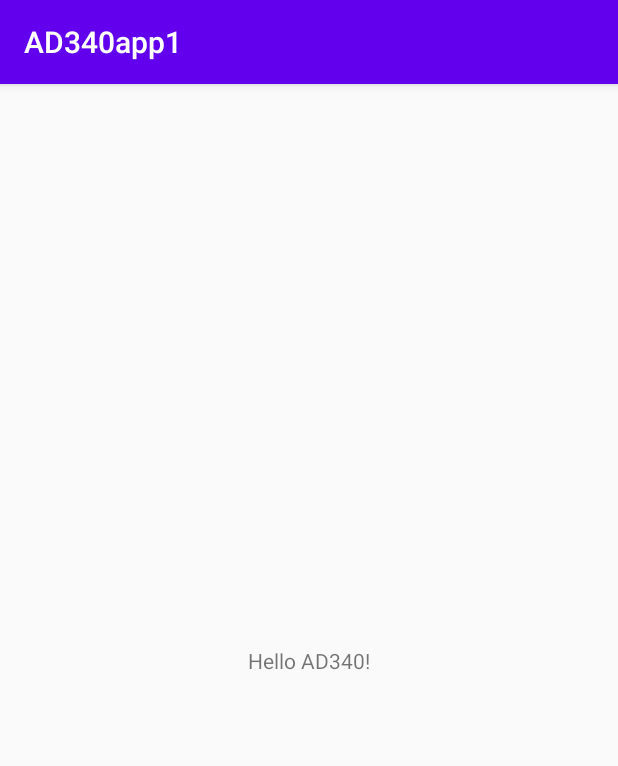
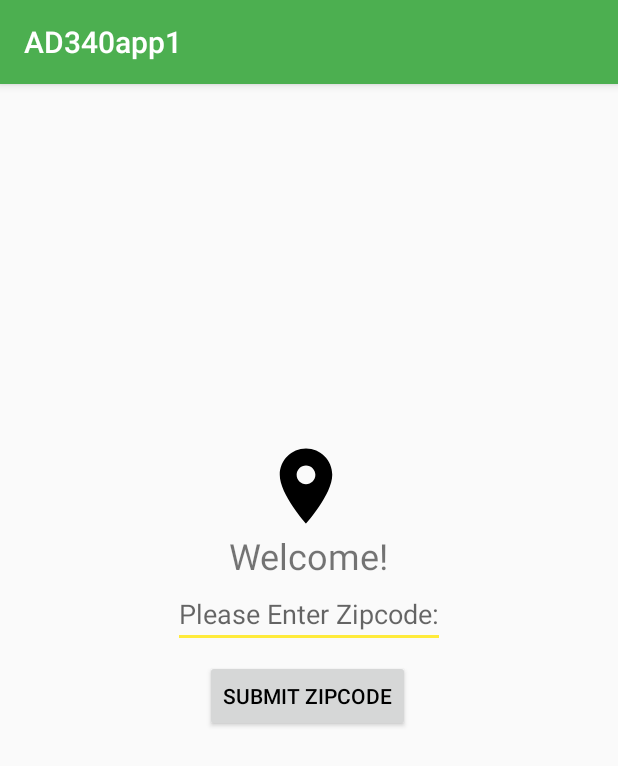
Before and after one commit to AlexSuth/AD340, an Android app: the screen it shows after launch (MainActivity), on a phone screen of 412 x 824 dp. Shown: the top 766 px of the screen. Run offline under Robolectric (Android 15) with nearby library versions, the phone set to English and light mode, and no system bars.

Commit message:
Created assignment 2. Working text edit with submit button. Displays zipcode if input is 5 characters, and throws different errors for too long and too short. Did some color customization and messed with dimensions as well.

```diff
--- a/app/app/src/main/java/com/AlexSuth/ad340app1/MainActivity.kt
+++ b/app/app/src/main/java/com/AlexSuth/ad340app1/MainActivity.kt
@@ -2,11 +2,31 @@ package com.AlexSuth.ad340app1
 
 import androidx.appcompat.app.AppCompatActivity
 import android.os.Bundle
+import android.widget.Button
+import android.widget.EditText
+import android.widget.Toast
 
 class MainActivity : AppCompatActivity() {
 
     override fun onCreate(savedInstanceState: Bundle?) {
         super.onCreate(savedInstanceState)
         setContentView(R.layout.activity_main)
+
+        val zipcodeEditText: EditText = findViewById(R.id.zipcodeEditText)
+        val enterButton: Button = findViewById(R.id.enterButton)
+
+        enterButton.setOnClickListener {
+            val zipcode: String = zipcodeEditText.text.toString()
+
+            if (zipcode.length >5){
+                Toast.makeText(this, R.string.zip_error_long, Toast.LENGTH_SHORT).show()
+            }else if (zipcode.length <5){
+                Toast.makeText(this, R.string.zip_error_short, Toast.LENGTH_SHORT).show()
+            }else {
+                Toast.makeText(this, "Thanks! Your zipcode is: " + zipcode , Toast.LENGTH_SHORT).show()
+            }
+        }
+
     }
+
 }
--- /dev/null
+++ b/app/app/src/main/res/drawable/ic_location_on_black_24dp.xml
@@ -0,0 +1,9 @@
+<vector xmlns:android="http://schemas.android.com/apk/res/android"
+        android:width="24dp"
+        android:height="24dp"
+        android:viewportWidth="24.0"
+        android:viewportHeight="24.0">
+    <path
+        android:fillColor="#FF000000"
+        android:pathData="M12,2C8.13,2 5,5.13 5,9c0,5.25 7,13 7,13s7,-7.75 7,-13c0,-3.87 -3.13,-7 -7,-7zM12,11.5c-1.38,0 -2.5,-1.12 -2.5,-2.5s1.12,-2.5 2.5,-2.5 2.5,1.12 2.5,2.5 -1.12,2.5 -2.5,2.5z"/>
+</vector>
--- a/app/app/src/main/res/layout/activity_main.xml
+++ b/app/app/src/main/res/layout/activity_main.xml
@@ -6,13 +6,52 @@
     android:layout_height="match_parent"
     tools:context=".MainActivity">
 
-    <TextView
+
+    <ImageView
+        android:id="@+id/imageView"
+        android:layout_width="60dp"
+        android:layout_height="60dp"
+        android:src="@drawable/ic_location_on_black_24dp"
+        app:layout_constraintBottom_toTopOf="@+id/title"
+        app:layout_constraintEnd_toEndOf="parent"
+        app:layout_constraintHorizontal_bias="0.495"
+        app:layout_constraintStart_toStartOf="parent" />
+
+    <EditText
+        android:id="@+id/zipcodeEditText"
         android:layout_width="wrap_content"
         android:layout_height="wrap_content"
-        android:text="Hello AD340!"
+        android:layout_marginBottom="8dp"
+        android:hint="Please Enter Zipcode:"
+        android:inputType="number"
+        app:layout_constraintBottom_toTopOf="@+id/enterButton"
+        app:layout_constraintEnd_toEndOf="parent"
+        app:layout_constraintStart_toStartOf="parent" />
+
+    <Button
+        android:id="@+id/enterButton"
+        android:layout_width="wrap_content"
+        android:layout_height="wrap_content"
+        android:layout_marginBottom="336dp"
+        android:text="Submit Zipcode"
+        android:textColor="#000000"
+        android:textColorHint="#CF1111"
+
         app:layout_constraintBottom_toBottomOf="parent"
-        app:layout_constraintLeft_toLeftOf="parent"
-        app:layout_constraintRight_toRightOf="parent"
-        app:layout_constraintTop_toTopOf="parent" />
+        app:layout_constraintEnd_toEndOf="@+id/zipcodeEditText"
+        app:layout_constraintHorizontal_bias="0.481"
+        app:layout_constraintStart_toStartOf="@+id/zipcodeEditText" />
+
+
+    <TextView
+        android:id="@+id/title"
+        android:layout_width="wrap_content"
+        android:layout_height="wrap_content"
+        android:text="Welcome!"
+        android:textSize="@dimen/title_text_height"
+        app:layout_constraintBottom_toTopOf="@+id/zipcodeEditText"
+        app:layout_constraintEnd_toEndOf="@+id/zipcodeEditText"
+        app:layout_constraintStart_toStartOf="@+id/zipcodeEditText" />
+
 
 </androidx.constraintlayout.widget.ConstraintLayout>
--- a/app/app/src/main/res/values/colors.xml
+++ b/app/app/src/main/res/values/colors.xml
@@ -1,6 +1,6 @@
 <?xml version="1.0" encoding="utf-8"?>
 <resources>
-    <color name="colorPrimary">#6200EE</color>
-    <color name="colorPrimaryDark">#3700B3</color>
-    <color name="colorAccent">#03DAC5</color>
+    <color name="colorPrimary">#4CAF50</color>
+    <color name="colorPrimaryDark">#204A21</color>
+    <color name="colorAccent">#FFEB3B</color>
 </resources>
--- /dev/null
+++ b/app/app/src/main/res/values/dimens.xml
@@ -0,0 +1,4 @@
+<?xml version="1.0" encoding="utf-8"?>
+<resources>
+    <dimen name="title_text_height">24sp</dimen>
+</resources>
--- a/app/app/src/main/res/values/strings.xml
+++ b/app/app/src/main/res/values/strings.xml
@@ -1,3 +1,5 @@
 <resources>
     <string name="app_name">AD340app1</string>
+    <string name="zip_error_long">Zipcode is too long!</string>
+    <string name="zip_error_short">Zipcode is too short!</string>
 </resources>
```
